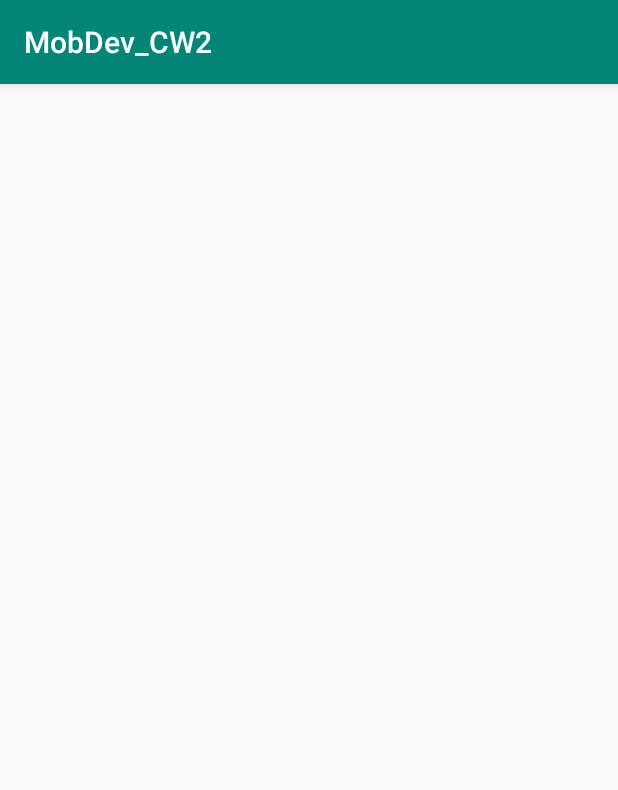
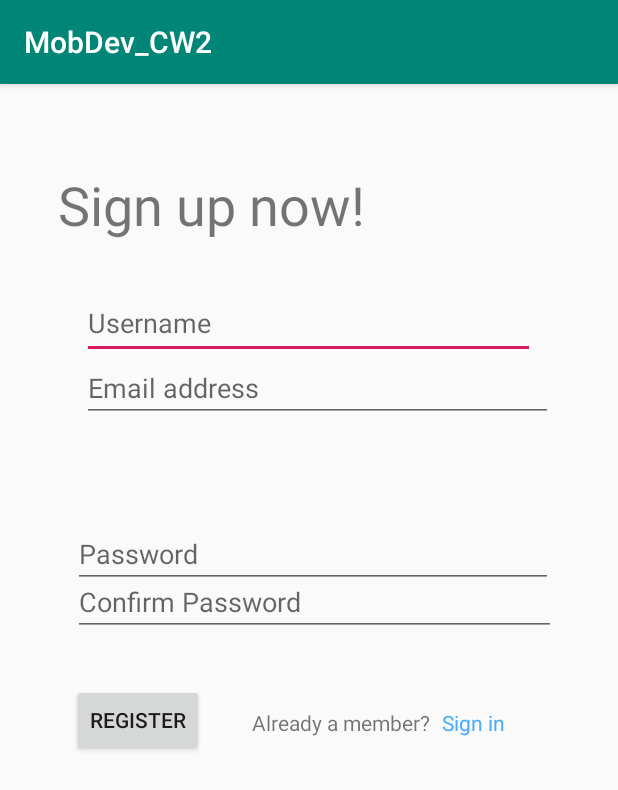
Before and after one commit to 57spvqas/Mobile-App-Group4, an Android app: the screen it shows after launch (MainActivity before the commit, RegisterPage after it), on a phone screen of 412 x 824 dp. Shown: the top 790 px of the screen. Run offline under Robolectric (Android 15) with nearby library versions, the phone set to English and light mode, and no system bars.

Commit message:
Login_Register
- login activity created
- register activity created

```diff
--- a/cw2/app/src/main/AndroidManifest.xml
+++ b/cw2/app/src/main/AndroidManifest.xml
@@ -9,7 +9,8 @@
         android:roundIcon="@mipmap/ic_launcher_round"
         android:supportsRtl="true"
         android:theme="@style/AppTheme">
-        <activity android:name=".MainActivity">
+        <activity android:name=".LoginPage"></activity>
+        <activity android:name=".RegisterPage">
             <intent-filter>
                 <action android:name="android.intent.action.MAIN" />
 
--- a/cw2/app/src/main/java/com/example/mobdev_cw2/HomePage.java
+++ /dev/null
@@ -1,4 +0,0 @@
-package com.example.mobdev_cw2;
-
-public class HomePage {
-}
--- a/cw2/app/src/main/java/com/example/mobdev_cw2/MainActivity.java
+++ b/cw2/app/src/main/java/com/example/mobdev_cw2/LoginPage.java
@@ -2,13 +2,19 @@ package com.example.mobdev_cw2;
 
 import androidx.appcompat.app.AppCompatActivity;
 
+import android.content.Intent;
 import android.os.Bundle;
+import android.view.View;
 
-public class MainActivity extends AppCompatActivity {
+public class LoginPage extends AppCompatActivity {
 
     @Override
     protected void onCreate(Bundle savedInstanceState) {
         super.onCreate(savedInstanceState);
-        setContentView(R.layout.activity_main);
+        setContentView(R.layout.activity_login_page);
+
+        Intent intent = getIntent();
     }
+
+
 }
--- a/cw2/app/src/main/java/com/example/mobdev_cw2/MathGame.java
+++ /dev/null
@@ -1,4 +0,0 @@
-package com.example.mobdev_cw2;
-
-public class MathGame {
-}
--- /dev/null
+++ b/cw2/app/src/main/java/com/example/mobdev_cw2/RegisterPage.java
@@ -0,0 +1,26 @@
+package com.example.mobdev_cw2;
+
+import androidx.appcompat.app.AppCompatActivity;
+
+import android.content.Intent;
+import android.os.Bundle;
+import android.view.View;
+
+public class RegisterPage extends AppCompatActivity {
+
+    @Override
+    protected void onCreate(Bundle savedInstanceState) {
+        super.onCreate(savedInstanceState);
+        setContentView(R.layout.activity_main);
+    }
+
+    /** Called when the user taps the Sign in button */
+    public void toLogin(View view) {
+
+        Intent intent = new Intent(this, LoginPage.class);
+        startActivity(intent);
+    }
+
+
+
+}
--- /dev/null
+++ b/cw2/app/src/main/res/layout/activity_login_page.xml
@@ -0,0 +1,44 @@
+<?xml version="1.0" encoding="utf-8"?>
+<androidx.constraintlayout.widget.ConstraintLayout xmlns:android="http://schemas.android.com/apk/res/android"
+    xmlns:app="http://schemas.android.com/apk/res-auto"
+    xmlns:tools="http://schemas.android.com/tools"
+    android:layout_width="match_parent"
+    android:layout_height="match_parent"
+    tools:context=".LoginPage">
+
+    <Button
+        android:id="@+id/button4"
+        android:layout_width="wrap_content"
+        android:layout_height="wrap_content"
+        android:layout_marginStart="44dp"
+        android:layout_marginLeft="44dp"
+        android:layout_marginTop="20dp"
+        android:text="@string/login_button"
+        app:layout_constraintStart_toStartOf="parent"
+        app:layout_constraintTop_toBottomOf="@+id/editText3" />
+
+    <EditText
+        android:id="@+id/editText3"
+        android:layout_width="320dp"
+        android:layout_height="0dp"
+        android:layout_marginTop="16dp"
+        android:ems="10"
+        android:hint="@string/password"
+        android:inputType="textPersonName|textPassword"
+        app:layout_constraintEnd_toEndOf="parent"
+        app:layout_constraintHorizontal_bias="0.494"
+        app:layout_constraintStart_toStartOf="parent"
+        app:layout_constraintTop_toBottomOf="@+id/editText6" />
+
+    <EditText
+        android:id="@+id/editText6"
+        android:layout_width="302dp"
+        android:layout_height="48dp"
+        android:layout_marginTop="300dp"
+        android:ems="10"
+        android:hint="@string/username"
+        android:inputType="textPersonName"
+        app:layout_constraintEnd_toEndOf="parent"
+        app:layout_constraintStart_toStartOf="parent"
+        app:layout_constraintTop_toTopOf="parent" />
+</androidx.constraintlayout.widget.ConstraintLayout>
--- a/cw2/app/src/main/res/layout/activity_main.xml
+++ b/cw2/app/src/main/res/layout/activity_main.xml
@@ -4,4 +4,131 @@
     xmlns:tools="http://schemas.android.com/tools"
     android:layout_width="match_parent"
     android:layout_height="match_parent"
-    tools:context=".MainActivity"/>
+    tools:context=".RegisterPage">
+
+    <TextView
+        android:id="@+id/textView"
+        android:layout_width="341dp"
+        android:layout_height="47dp"
+        android:layout_marginStart="32dp"
+        android:layout_marginLeft="32dp"
+        android:layout_marginTop="56dp"
+        android:layout_marginEnd="32dp"
+        android:layout_marginRight="32dp"
+        android:text="@string/register_string"
+        android:textSize="36sp"
+        app:layout_constraintEnd_toEndOf="parent"
+        app:layout_constraintHorizontal_bias="1.0"
+        app:layout_constraintStart_toStartOf="parent"
+        app:layout_constraintTop_toTopOf="parent" />
+
+    <EditText
+        android:id="@+id/editText"
+        android:layout_width="302dp"
+        android:layout_height="48dp"
+        android:layout_marginStart="32dp"
+        android:layout_marginLeft="32dp"
+        android:layout_marginTop="32dp"
+        android:layout_marginEnd="32dp"
+        android:layout_marginRight="32dp"
+        android:ems="10"
+        android:hint="@string/username"
+        android:inputType="textPersonName"
+        app:layout_constraintBottom_toTopOf="@+id/editText2"
+        app:layout_constraintEnd_toEndOf="parent"
+        app:layout_constraintHorizontal_bias="0.488"
+        app:layout_constraintStart_toStartOf="parent"
+        app:layout_constraintTop_toBottomOf="@+id/textView"
+        app:layout_constraintVertical_bias="0.0" />
+
+    <EditText
+        android:id="@+id/editText5"
+        android:layout_width="314dp"
+        android:layout_height="42dp"
+        android:layout_marginStart="32dp"
+        android:layout_marginLeft="32dp"
+        android:layout_marginEnd="32dp"
+        android:layout_marginRight="32dp"
+        android:ems="10"
+        android:hint="@string/mail"
+        android:inputType="textPersonName"
+        app:layout_constraintEnd_toEndOf="parent"
+        app:layout_constraintHorizontal_bias="0.666"
+        app:layout_constraintStart_toStartOf="parent"
+        app:layout_constraintTop_toBottomOf="@+id/editText" />
+
+    <EditText
+        android:id="@+id/editText2"
+        android:layout_width="320dp"
+        android:layout_height="0dp"
+        android:layout_marginStart="32dp"
+        android:layout_marginLeft="32dp"
+        android:layout_marginEnd="32dp"
+        android:layout_marginRight="32dp"
+        android:layout_marginBottom="32dp"
+        android:ems="10"
+        android:hint="@string/password"
+        android:inputType="textPersonName|textPassword"
+        app:layout_constraintBottom_toBottomOf="@+id/editText4"
+        app:layout_constraintEnd_toEndOf="parent"
+        app:layout_constraintHorizontal_bias="0.592"
+        app:layout_constraintStart_toStartOf="parent" />
+
+    <EditText
+        android:id="@+id/editText4"
+        android:layout_width="322dp"
+        android:layout_height="42dp"
+        android:layout_marginStart="32dp"
+        android:layout_marginLeft="32dp"
+        android:layout_marginEnd="32dp"
+        android:layout_marginRight="32dp"
+        android:layout_marginBottom="400dp"
+        android:ems="10"
+        android:hint="@string/password2"
+        android:inputType="textPersonName|textPassword"
+        app:layout_constraintBottom_toBottomOf="parent"
+        app:layout_constraintEnd_toEndOf="parent"
+        app:layout_constraintHorizontal_bias="0.64"
+        app:layout_constraintStart_toStartOf="parent" />
+
+    <TextView
+        android:id="@+id/textView3"
+        android:layout_width="122dp"
+        android:layout_height="wrap_content"
+        android:layout_marginStart="32dp"
+        android:layout_marginLeft="32dp"
+        android:layout_marginTop="48dp"
+        android:text="@string/login_string"
+        app:layout_constraintEnd_toStartOf="@+id/button"
+        app:layout_constraintHorizontal_bias="0.5"
+        app:layout_constraintStart_toEndOf="@+id/button2"
+        app:layout_constraintTop_toBottomOf="@+id/editText4" />
+
+    <Button
+        android:id="@+id/button"
+        style="@style/Widget.AppCompat.Button.Borderless"
+        android:layout_width="43dp"
+        android:layout_height="19dp"
+        android:layout_marginStart="4dp"
+        android:layout_marginLeft="4dp"
+        android:background="#00FFFFFF"
+        android:text="@string/sign_in"
+        android:textAppearance="@style/TextAppearance.AppCompat.Body1"
+        android:textColor="#47ACFF"
+        app:layout_constraintBaseline_toBaselineOf="@+id/textView3"
+        app:layout_constraintStart_toEndOf="@+id/textView3" />
+
+    <Button
+        android:id="@+id/button2"
+        android:layout_width="wrap_content"
+        android:layout_height="wrap_content"
+        android:layout_marginStart="48dp"
+        android:layout_marginLeft="48dp"
+        android:layout_marginTop="32dp"
+        android:text="@string/register_button"
+        app:layout_constraintEnd_toStartOf="@+id/textView3"
+        app:layout_constraintHorizontal_bias="0.5"
+        app:layout_constraintStart_toStartOf="parent"
+        app:layout_constraintTop_toBottomOf="@+id/editText4" />
+
+</androidx.constraintlayout.widget.ConstraintLayout>
--- a/cw2/app/src/main/res/values/strings.xml
+++ b/cw2/app/src/main/res/values/strings.xml
@@ -1,3 +1,13 @@
 <resources>
     <string name="app_name">MobDev_CW2</string>
+    <string name="register_string">Sign up now!</string>
+    <string name="mail">Email address</string>
+    <string name="username">Username</string>
+    <string name="register_button">Register</string>
+    <string name="password">Password</string>
+    <string name="password2">Confirm Password</string>
+    <string name="login_string">Already a member?</string>
+    <string name="login_button">Login</string>
+    <string name="sign_in">Sign in</string>
+
 </resources>
```
